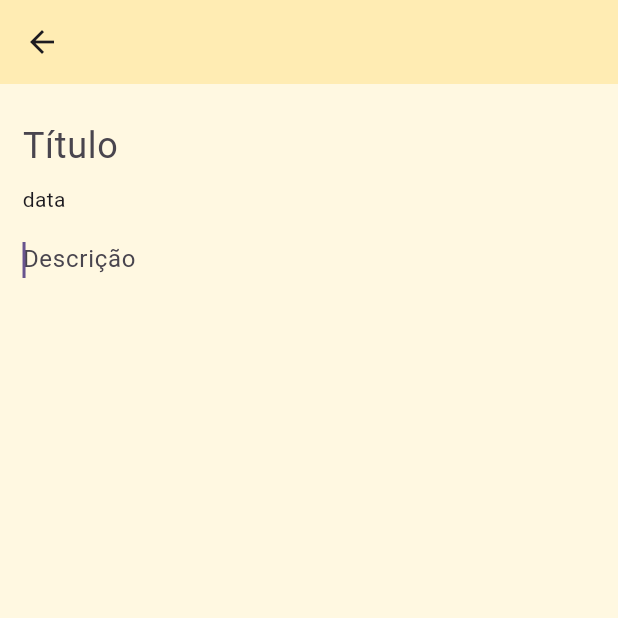
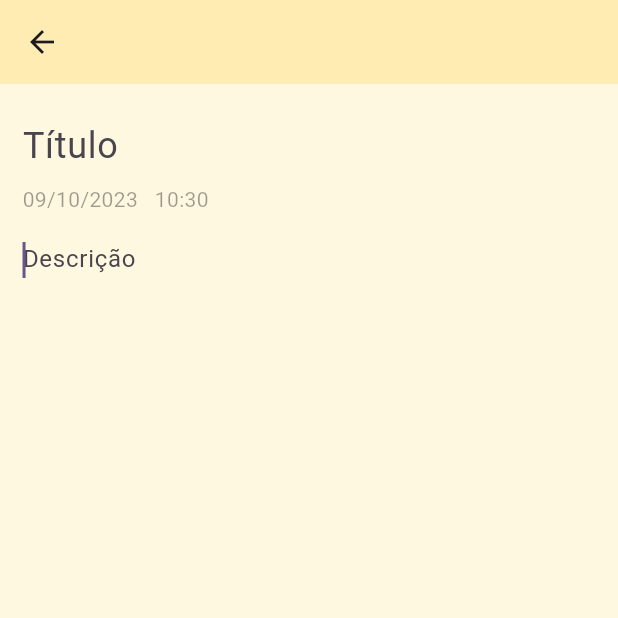
Before and after one commit to kalyCrys/Notepad, a Flutter app: the AddNote screen opened directly, on a phone screen of 412 x 824 dp, the top half of it. Run offline on Flutter 3.47's test engine with Material 2 defaults, Android fonts, the phone set to English and light mode, and no system bars.

Commit message:
add date in the addNote screen

```diff
--- a/lib/screens/addNote_screen.dart
+++ b/lib/screens/addNote_screen.dart
@@ -1,8 +1,9 @@
 import 'package:flutter/material.dart';
 import 'package:notepad/screens/home_screen.dart';
+import 'package:intl/intl.dart';
 
 class AddNote extends StatefulWidget {
-  const AddNote({super.key});
+   const AddNote({super.key});
 
   @override
   State<AddNote> createState() => _AddNoteState();
@@ -32,13 +33,12 @@ class _AddNoteState extends State<AddNote> {
               ),
             ),
             Row(
-              children: [Text("data")],
+              children: [Text(DateFormat("dd/MM/yyyy   HH:mm").format(DateTime.now()), style: TextStyle(fontWeight: FontWeight.normal, color: Colors.black38),)],
             ),
             Padding(
               padding: const EdgeInsets.only(top: 10),
               child: Scrollbar(
                 controller: _scrollController,
-                // isAlwaysShown: true,
                 child: TextField(
                   scrollController: _scrollController,
                   autofocus: true,
--- a/pubspec.yaml
+++ b/pubspec.yaml
@@ -35,6 +35,7 @@ dependencies:
   # The following adds the Cupertino Icons font to your application.
   # Use with the CupertinoIcons class for iOS style icons.
   cupertino_icons: ^1.0.2
+  intl: ^0.18.1
 
 dev_dependencies:
   flutter_test:
```
Also changed, not shown: pubspec.lock.
